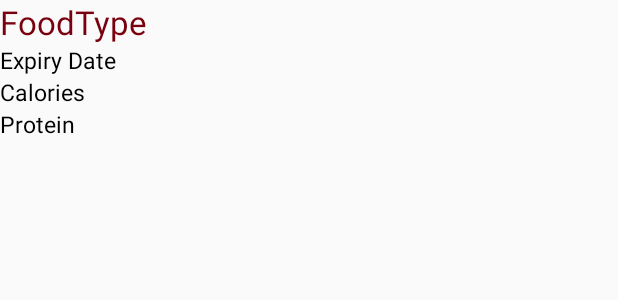
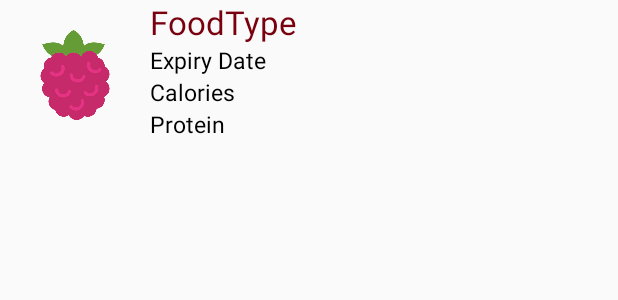
Before and after one commit to LeonMulvaney/TheIntelligentFoodNetwork, an Android app: the layout food_item_adapter_layout.xml on its own in the app's theme, with its tools: preview values and no code run, on a phone screen of 412 x 824 dp. Shown: the top 300 px of the screen. Run offline under Robolectric (Android 15) with nearby library versions, the phone set to English and light mode, and no system bars.

Commit message:
Thursday 30/11/2017 @ 22.19 Images Added to the ListView

```diff
--- a/app/src/main/java/ie/ncirl/a14445618/theintelligentfoodnetwork/FoodItemAdapter.java
+++ b/app/src/main/java/ie/ncirl/a14445618/theintelligentfoodnetwork/FoodItemAdapter.java
@@ -5,6 +5,7 @@ import android.view.LayoutInflater;
 import android.view.View;
 import android.view.ViewGroup;
 import android.widget.ArrayAdapter;
+import android.widget.ImageView;
 import android.widget.TextView;
 
 import java.util.ArrayList;
@@ -32,12 +33,14 @@ public class FoodItemAdapter extends ArrayAdapter<FoodItem> {
         TextView tvExpDate = convertView.findViewById(R.id.tvExpDate);
         TextView tvCalories = convertView.findViewById(R.id.tvCalories);
         TextView tvProtein = convertView.findViewById(R.id.tvProtein);
+        ImageView ivFood = convertView.findViewById(R.id.foodImage);
 
         // Populate the data into the template view using the data object
         tvFoodType.setText(foodItem.foodType);
         tvExpDate.setText("Expiry Date: " + foodItem.expiryDate);
         tvCalories.setText("Calories: " + foodItem.calories + " kcal");
         tvProtein.setText("Protein: " + foodItem.protein + "g");
+
         // Return the completed view to render on screen
         return convertView;
     }
--- a/app/src/main/res/layout/food_item_adapter_layout.xml
+++ b/app/src/main/res/layout/food_item_adapter_layout.xml
@@ -5,10 +5,17 @@
     android:orientation="vertical">
 
     <!-- Custom Adapter Layout From: https://github.com/codepath/android_guides/wiki/Using-an-ArrayAdapter-with-ListView -->
-<LinearLayout
+<RelativeLayout
     android:layout_width="fill_parent"
     android:layout_height="wrap_content"
     android:orientation="vertical">
+
+    <ImageView
+        android:id="@+id/foodImage"
+        android:layout_width="100dp"
+        android:layout_height="100dp"
+        android:padding="20dp"
+        android:src="@drawable/raspberry"/>
 
     <TextView
         android:id="@+id/tvFoodType"
@@ -16,29 +23,36 @@
         android:layout_height="wrap_content"
         android:text="FoodType"
         android:textSize="22dp"
-        android:textColor="@color/colorAccent"/>
+        android:textColor="@color/colorAccent"
+        android:layout_toRightOf="@id/foodImage"/>
     <TextView
         android:id="@+id/tvExpDate"
         android:layout_width="wrap_content"
         android:layout_height="wrap_content"
         android:text="Expiry Date"
         android:textSize="15dp"
-        android:textColor="#000000"/>
+        android:textColor="#000000"
+        android:layout_toRightOf="@id/foodImage"
+        android:layout_below="@id/tvFoodType"/>
     <TextView
         android:id="@+id/tvCalories"
         android:layout_width="wrap_content"
         android:layout_height="wrap_content"
         android:text="Calories"
         android:textSize="15dp"
-        android:textColor="#000000"/>
+        android:textColor="#000000"
+        android:layout_toRightOf="@id/foodImage"
+        android:layout_below="@id/tvExpDate"/>
     <TextView
         android:id="@+id/tvProtein"
         android:layout_width="wrap_content"
         android:layout_height="wrap_content"
         android:text="Protein"
         android:textSize="15dp"
-        android:textColor="#000000"/>
+        android:textColor="#000000"
+        android:layout_toRightOf="@id/foodImage"
+        android:layout_below="@id/tvCalories"/>
+
+</RelativeLayout>
 
 </LinearLayout>
-
-</LinearLayout>
```
Also changed, not shown: app/src/main/res/drawable-v24/onion.png (added).
